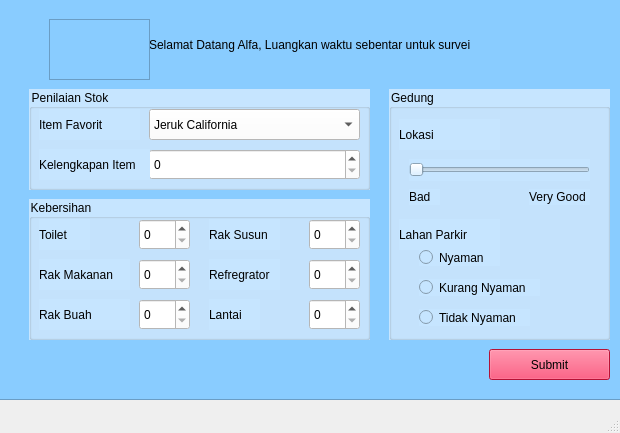
The window that formSurvey.ui (Fadlian17/Python-QtDesigner) describes before a commit, drawn with Qt 5.
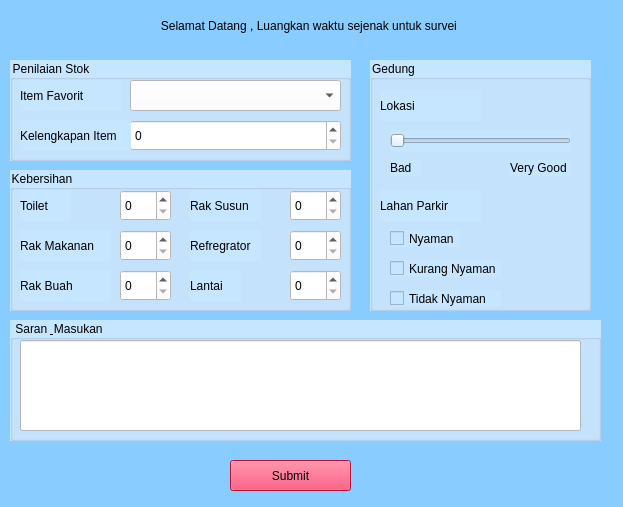
The same window after the commit. Icons and pictures are not drawn.

What changed in the file:
```diff
--- a/formSurvey.ui
+++ b/formSurvey.ui
@@ -1,77 +1,26 @@
 <?xml version="1.0" encoding="UTF-8"?>
 <ui version="4.0">
- <class>MainWindow</class>
- <widget class="QMainWindow" name="MainWindow">
+ <class>Form</class>
+ <widget class="QWidget" name="Form">
   <property name="geometry">
    <rect>
     <x>0</x>
     <y>0</y>
-    <width>620</width>
-    <height>433</height>
+    <width>623</width>
+    <height>507</height>
    </rect>
   </property>
   <property name="windowTitle">
-   <string>MainWindow</string>
-  </property>
-  <widget class="QWidget" name="centralwidget">
-   <widget class="QFrame" name="frame">
-    <property name="geometry">
-     <rect>
-      <x>-1</x>
-      <y>-1</y>
-      <width>691</width>
-      <height>401</height>
-     </rect>
+   <string>Form</string>
     </property>
     <property name="styleSheet">
      <string notr="true">background-color: rgb(137, 204, 255);</string>
     </property>
-    <property name="frameShape">
-     <enum>QFrame::StyledPanel</enum>
-    </property>
-    <property name="frameShadow">
-     <enum>QFrame::Raised</enum>
-    </property>
-    <widget class="QLabel" name="label">
-     <property name="geometry">
-      <rect>
-       <x>150</x>
-       <y>20</y>
-       <width>421</width>
-       <height>51</height>
-      </rect>
-     </property>
-     <property name="styleSheet">
-      <string notr="true">font: 75 12pt &quot;Arial&quot;;</string>
-     </property>
-     <property name="text">
-      <string>Selamat Datang Alfa, Luangkan waktu sebentar untuk survei </string>
-     </property>
-    </widget>
-    <widget class="QFrame" name="frame_2">
-     <property name="geometry">
-      <rect>
-       <x>50</x>
-       <y>20</y>
-       <width>101</width>
-       <height>61</height>
-      </rect>
-     </property>
-     <property name="styleSheet">
-      <string notr="true">image: url(:/surveys/Resources/supermarket.png);</string>
-     </property>
-     <property name="frameShape">
-      <enum>QFrame::StyledPanel</enum>
-     </property>
-     <property name="frameShadow">
-      <enum>QFrame::Raised</enum>
-     </property>
-    </widget>
     <widget class="QPushButton" name="pushButton">
      <property name="geometry">
       <rect>
-       <x>490</x>
-       <y>350</y>
+     <x>230</x>
+     <y>460</y>
        <width>121</width>
        <height>31</height>
       </rect>
@@ -89,8 +38,8 @@
     <widget class="QGroupBox" name="groupBox">
      <property name="geometry">
       <rect>
-       <x>30</x>
-       <y>90</y>
+     <x>10</x>
+     <y>60</y>
        <width>341</width>
        <height>101</height>
       </rect>
@@ -116,23 +65,8 @@
       <property name="styleSheet">
        <string notr="true">background-color: rgb(255, 255, 255);</string>
       </property>
-      <item>
-       <property name="text">
-        <string>Jeruk California</string>
-       </property>
-      </item>
-      <item>
-       <property name="text">
-        <string>Ayam Kampung</string>
-       </property>
-      </item>
-      <item>
-       <property name="text">
-        <string>Sarden</string>
-       </property>
-      </item>
-     </widget>
-     <widget class="QSpinBox" name="spinBox">
+   </widget>
+   <widget class="QSpinBox" name="spinBox1">
       <property name="geometry">
        <rect>
         <x>120</x>
@@ -183,8 +117,8 @@
     <widget class="QGroupBox" name="groupBox_2">
      <property name="geometry">
       <rect>
-       <x>30</x>
-       <y>200</y>
+     <x>10</x>
+     <y>170</y>
        <width>341</width>
        <height>141</height>
       </rect>
@@ -382,8 +316,8 @@
     <widget class="QGroupBox" name="groupBox_3">
      <property name="geometry">
       <rect>
-       <x>390</x>
-       <y>90</y>
+     <x>370</x>
+     <y>60</y>
        <width>221</width>
        <height>251</height>
       </rect>
@@ -397,22 +331,6 @@
      <property name="title">
       <string>Gedung</string>
      </property>
-     <widget class="QRadioButton" name="radioButton_3">
-      <property name="geometry">
-       <rect>
-        <x>30</x>
-        <y>220</y>
-        <width>111</width>
-        <height>17</height>
-       </rect>
-      </property>
-      <property name="styleSheet">
-       <string notr="true">font: 10pt &quot;Arial&quot;;</string>
-      </property>
-      <property name="text">
-       <string>Tidak Nyaman</string>
-      </property>
-     </widget>
      <widget class="QLabel" name="label_12">
       <property name="geometry">
        <rect>
@@ -447,22 +365,6 @@
        <string>Very Good</string>
       </property>
      </widget>
-     <widget class="QRadioButton" name="radioButton_2">
-      <property name="geometry">
-       <rect>
-        <x>30</x>
-        <y>190</y>
-        <width>121</width>
-        <height>17</height>
-       </rect>
-      </property>
-      <property name="styleSheet">
-       <string notr="true">font: 10pt &quot;Arial&quot;;</string>
-      </property>
-      <property name="text">
-       <string>Kurang Nyaman</string>
-      </property>
-     </widget>
      <widget class="QLabel" name="label_10">
       <property name="geometry">
        <rect>
@@ -510,39 +412,104 @@
        <enum>Qt::Horizontal</enum>
       </property>
      </widget>
-     <widget class="QRadioButton" name="radioButton">
+   <widget class="QCheckBox" name="checkBox">
       <property name="geometry">
        <rect>
-        <x>30</x>
-        <y>160</y>
-        <width>81</width>
+      <x>20</x>
+      <y>170</y>
+      <width>70</width>
         <height>17</height>
        </rect>
       </property>
       <property name="styleSheet">
-       <string notr="true">font: 10pt &quot;Arial&quot;;</string>
+     <string notr="true"/>
       </property>
       <property name="text">
        <string>Nyaman</string>
       </property>
      </widget>
-    </widget>
+   <widget class="QCheckBox" name="checkBox_2">
+    <property name="geometry">
+     <rect>
+      <x>20</x>
+      <y>200</y>
+      <width>111</width>
+      <height>17</height>
+     </rect>
+    </property>
+    <property name="text">
+     <string>Kurang Nyaman</string>
+    </property>
+   </widget>
+   <widget class="QCheckBox" name="checkBox_3">
+    <property name="geometry">
+     <rect>
+      <x>20</x>
+      <y>230</y>
+      <width>111</width>
+      <height>17</height>
+     </rect>
+    </property>
+    <property name="text">
+     <string>Tidak Nyaman</string>
+    </property>
    </widget>
   </widget>
-  <widget class="QMenuBar" name="menubar">
+  <widget class="QLabel" name="label">
    <property name="geometry">
     <rect>
-     <x>0</x>
+     <x>100</x>
      <y>0</y>
-     <width>620</width>
-     <height>21</height>
+     <width>421</width>
+     <height>51</height>
     </rect>
    </property>
+   <property name="styleSheet">
+    <string notr="true">font: 75 12pt &quot;Arial&quot;;</string>
+   </property>
+   <property name="text">
+    <string>Selamat Datang , Luangkan waktu sejenak untuk survei </string>
+   </property>
+   <property name="alignment">
+    <set>Qt::AlignCenter</set>
+   </property>
   </widget>
-  <widget class="QStatusBar" name="statusbar"/>
- </widget>
- <resources>
-  <include location="survey.qrc"/>
- </resources>
+  <widget class="QGroupBox" name="groupBox_4">
+   <property name="geometry">
+    <rect>
+     <x>10</x>
+     <y>320</y>
+     <width>591</width>
+     <height>121</height>
+    </rect>
+   </property>
+   <property name="styleSheet">
+    <string notr="true">border-width:&quot;2px; white&quot;;
+border-style:&quot;solid&quot;;
+background-color: rgb(198, 229, 255);
+border-radius:&quot;8px&quot;;</string>
+   </property>
+   <property name="title">
+    <string>Saran &amp; Masukan</string>
+   </property>
+   <widget class="QLineEdit" name="lineEdit">
+    <property name="geometry">
+     <rect>
+      <x>10</x>
+      <y>20</y>
+      <width>561</width>
+      <height>91</height>
+     </rect>
+    </property>
+    <property name="styleSheet">
+     <string notr="true">background-color: rgb(255, 255, 255);</string>
+    </property>
+    <property name="alignment">
+     <set>Qt::AlignLeading|Qt::AlignLeft|Qt::AlignTop</set>
+    </property>
+   </widget>
+  </widget>
+ </widget>
+ <resources/>
  <connections/>
 </ui>
```
Left out of the diff: 33 changed lines with no effect on the pictures. Lines whose indentation alone changed are shown as unchanged.
